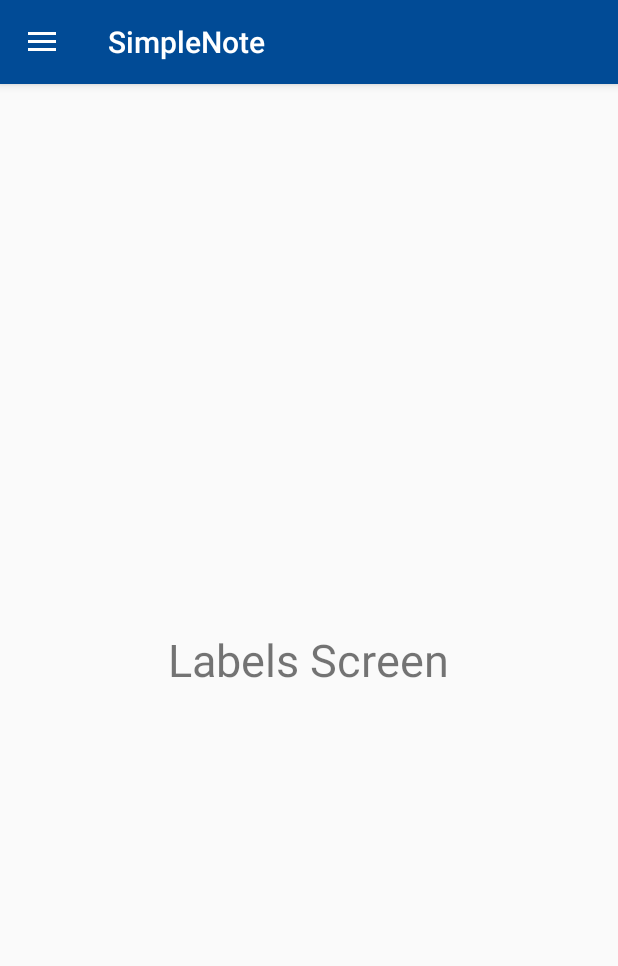
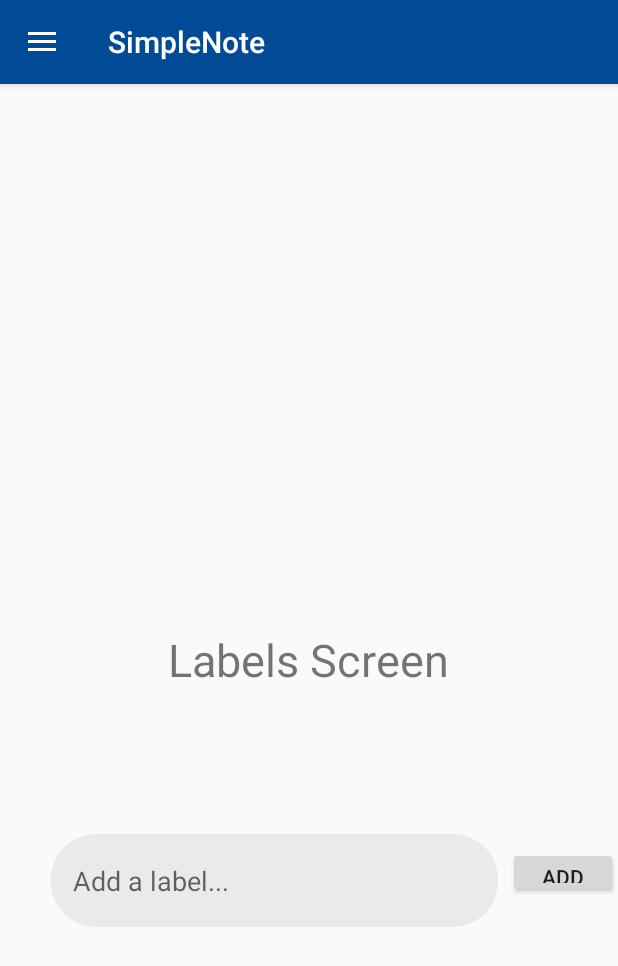
Before and after one commit to chrisyees/SimpleNote, an Android app: the screen it shows after launch (MainActivity), in the side drawer, after a tap on "Labels", on a phone screen of 412 x 824 dp. Shown: the top 966 px of the screen. Run offline under Robolectric (Android 15) with nearby library versions, the phone set to English and light mode, and no system bars; our stand-ins replace Firebase (no records; nobody signed in at launch, a user with empty details on screens opened directly).

Commit message:
adding initial label work to firebase, added some log outputs for firebase

```diff
--- a/src/app/src/main/java/com/cs180/simplenote/simplenoteapp/LabelsFragment.java
+++ b/src/app/src/main/java/com/cs180/simplenote/simplenoteapp/LabelsFragment.java
@@ -4,14 +4,49 @@ import android.os.Bundle;
 import android.support.annotation.NonNull;
 import android.support.annotation.Nullable;
 import android.support.v4.app.Fragment;
+import android.util.Log;
 import android.view.LayoutInflater;
 import android.view.View;
 import android.view.ViewGroup;
+import android.widget.Button;
+import android.widget.EditText;
+
+import com.google.firebase.database.DatabaseReference;
+import com.google.firebase.database.FirebaseDatabase;
 
 public class LabelsFragment extends Fragment {
+
+    private EditText addLabel;
+
     @Nullable
     @Override
     public View onCreateView(@NonNull LayoutInflater inflater, @Nullable ViewGroup container, @Nullable Bundle savedInstanceState) {
-        return inflater.inflate(R.layout.fragment_labels, container, false);
+
+        View view = inflater.inflate(R.layout.fragment_labels, container, false);
+
+        addLabel = view.findViewById(R.id.add_label);
+        return view;
+    }
+
+    @Override
+    public void onViewCreated(View view, @Nullable Bundle savedInstanceState) {
+        super.onViewCreated(view, savedInstanceState);
+
+        Button add_label_button = (Button) view.findViewById(R.id.add_label_button);
+
+        add_label_button.setOnClickListener(new View.OnClickListener() {
+            @Override
+            public void onClick(View v) {
+                String noteText = addLabel.getText().toString(); //get user input
+
+                Log.d("Firebase", "Beginning to write label.");
+
+                FirebaseDatabase database = FirebaseDatabase.getInstance();
+                DatabaseReference myRef = database.getReference("labels");
+                myRef.push().setValue(noteText); //push value to database
+
+                Log.d("Firebase", "Ending write to label.");
+            }
+        });
     }
 }
--- a/src/app/src/main/java/com/cs180/simplenote/simplenoteapp/NotesFragment.java
+++ b/src/app/src/main/java/com/cs180/simplenote/simplenoteapp/NotesFragment.java
@@ -6,6 +6,7 @@ import android.os.Bundle;
 import android.support.annotation.NonNull;
 import android.support.annotation.Nullable;
 import android.support.v4.app.Fragment;
+import android.util.Log;
 import android.view.LayoutInflater;
 import android.view.View;
 import android.view.ViewGroup;
@@ -59,9 +60,13 @@ public class NotesFragment extends Fragment {
 
                 noteList.setText(notesList);
 
+                Log.d("Firebase", "Beginning to write note.");
+
                 FirebaseDatabase database = FirebaseDatabase.getInstance();
-                DatabaseReference myRef = database.getReference("test1W");
+                DatabaseReference myRef = database.getReference("Notes");
                 myRef.push().setValue(noteText); //push value to database
+
+                Log.d("Firebase", "Ending write to note.");
 
                 /*
                 TODO : ADD ABILITY TO DYNAMICALLY ADD BUTTONS(NOTES) TO SCROLL VIEW
--- a/src/app/src/main/res/layout/fragment_labels.xml
+++ b/src/app/src/main/res/layout/fragment_labels.xml
@@ -11,4 +11,25 @@
         android:textSize="30sp"
         android:layout_centerInParent="true"
         tools:ignore="HardcodedText" />
+
+    <EditText
+        android:id="@+id/add_label"
+        android:layout_width="298dp"
+        android:layout_height="62dp"
+        android:layout_alignParentTop="true"
+        android:layout_alignParentEnd="true"
+        android:layout_marginTop="500dp"
+        android:layout_marginEnd="80dp"
+        android:background="@drawable/plain_text_background"
+        android:ems="10"
+        android:hint="Add a label..." />
+
+    <Button
+        android:id="@+id/add_label_button"
+        android:layout_width="73dp"
+        android:layout_height="34dp"
+        android:layout_alignBaseline="@+id/add_label"
+        android:layout_alignParentEnd="true"
+        android:text="Add" />
+
 </RelativeLayout>
```
